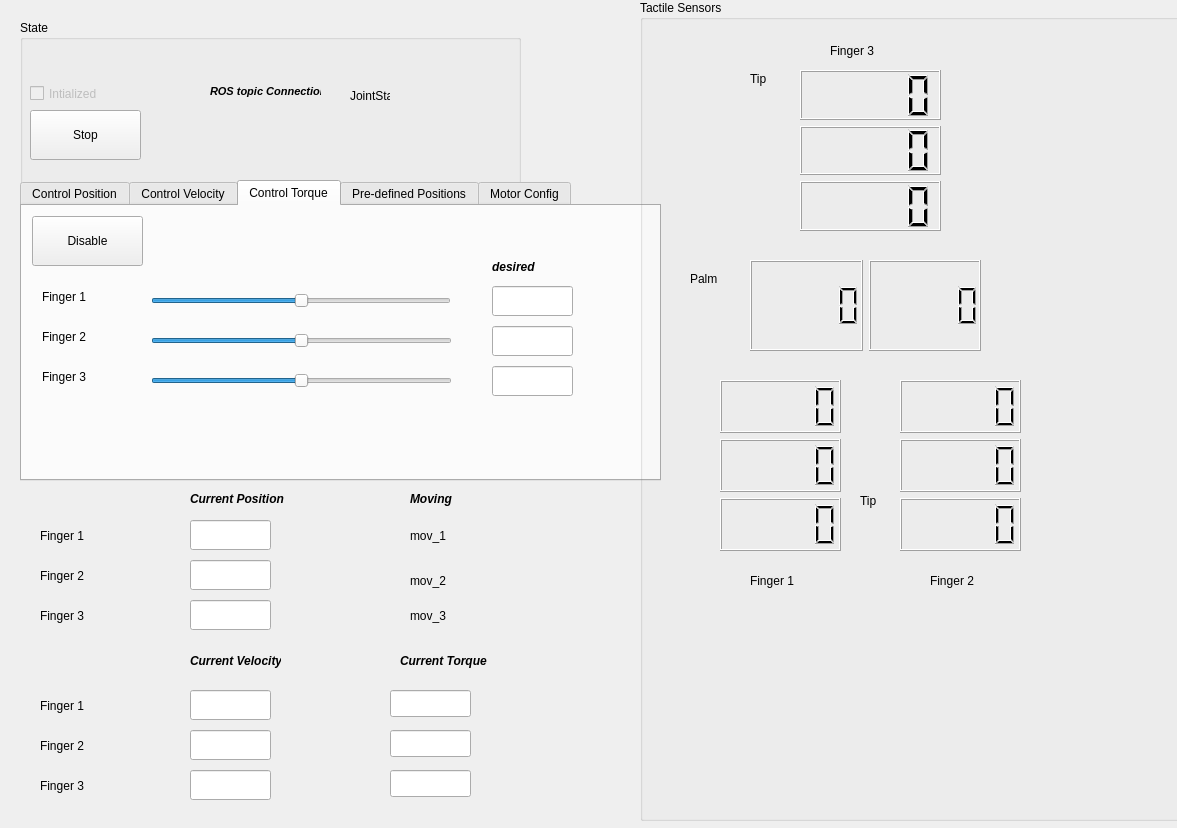
Old version of the form GUI/barrett_hand/rqt_bhand/resource/Bhand.ui in the repository Dieselmarble/Robot-Hand-and-GUI.
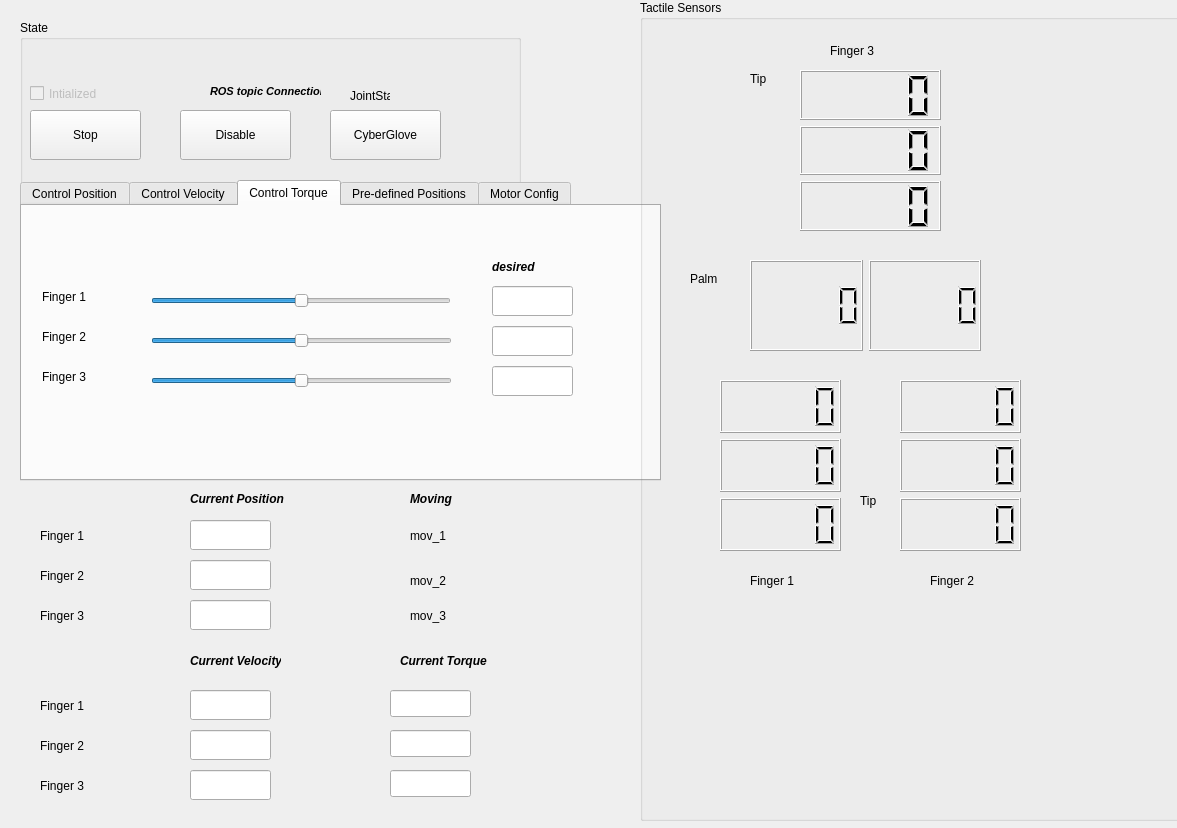
New version of the form. The open tabs and pages were chosen to show the change.

Diff of the .ui file:
```diff
--- a/GUI/barrett_hand/rqt_bhand/resource/Bhand.ui
+++ b/GUI/barrett_hand/rqt_bhand/resource/Bhand.ui
@@ -94,6 +94,32 @@
      <string>Stop</string>
     </property>
    </widget>
+   <widget class="QPushButton" name="pushButton_glove">
+    <property name="geometry">
+     <rect>
+      <x>310</x>
+      <y>90</y>
+      <width>111</width>
+      <height>50</height>
+     </rect>
+    </property>
+    <property name="text">
+     <string>CyberGlove</string>
+    </property>
+   </widget>
+   <widget class="QPushButton" name="pushButton_disable">
+    <property name="geometry">
+     <rect>
+      <x>160</x>
+      <y>90</y>
+      <width>111</width>
+      <height>50</height>
+     </rect>
+    </property>
+    <property name="text">
+     <string>Disable</string>
+    </property>
+   </widget>
   </widget>
   <widget class="QTabWidget" name="tabWidgetControlMode">
    <property name="geometry">
@@ -618,19 +644,6 @@
       <bool>true</bool>
      </property>
     </widget>
-    <widget class="QPushButton" name="pushButton_disable">
-     <property name="geometry">
-      <rect>
-       <x>10</x>
-       <y>10</y>
-       <width>111</width>
-       <height>50</height>
-      </rect>
-     </property>
-     <property name="text">
-      <string>Disable</string>
-     </property>
-    </widget>
    </widget>
    <widget class="QWidget" name="tab_3">
     <attribute name="title">
```
Left out of the diff: 2 changed lines with no effect on the pictures.
